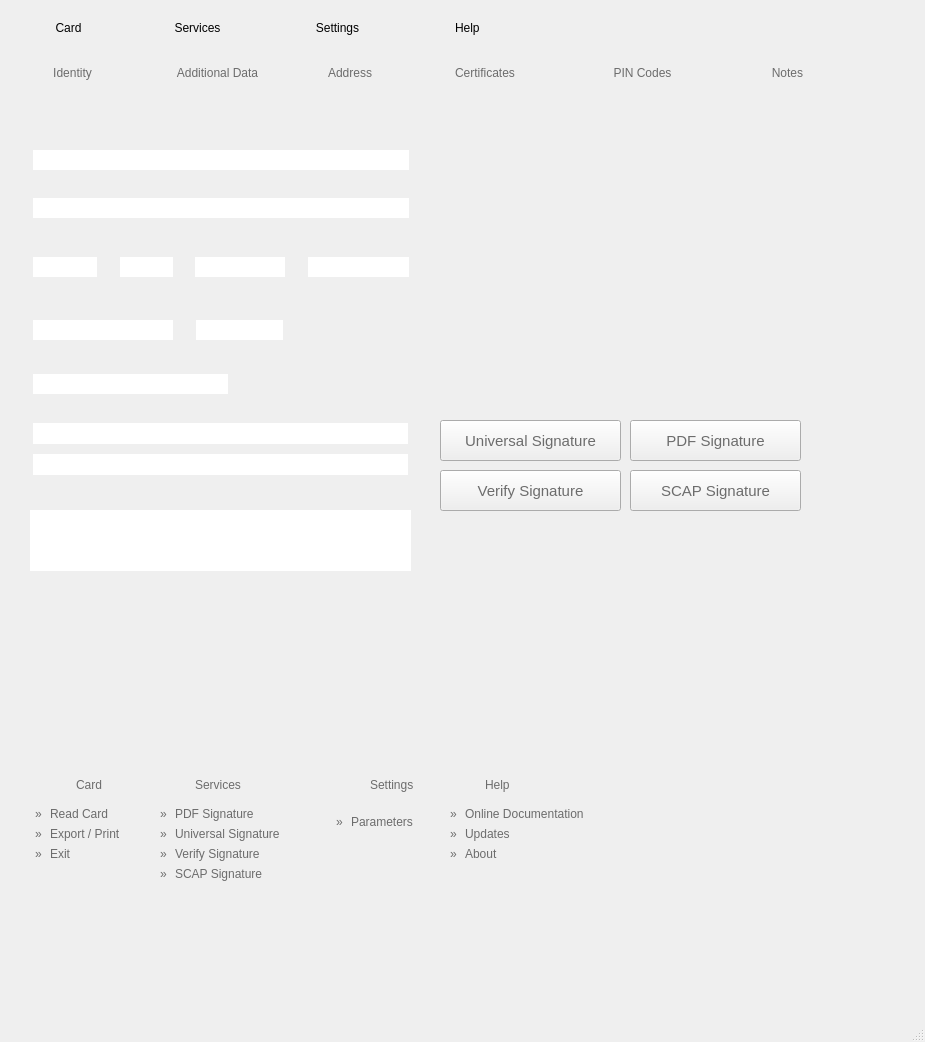
First picture: the form in pteid-mw-pt/_src/eidmw/eidgui/mainwnd.ui, repository amagovpt/autenticacao.gov, before the edit.
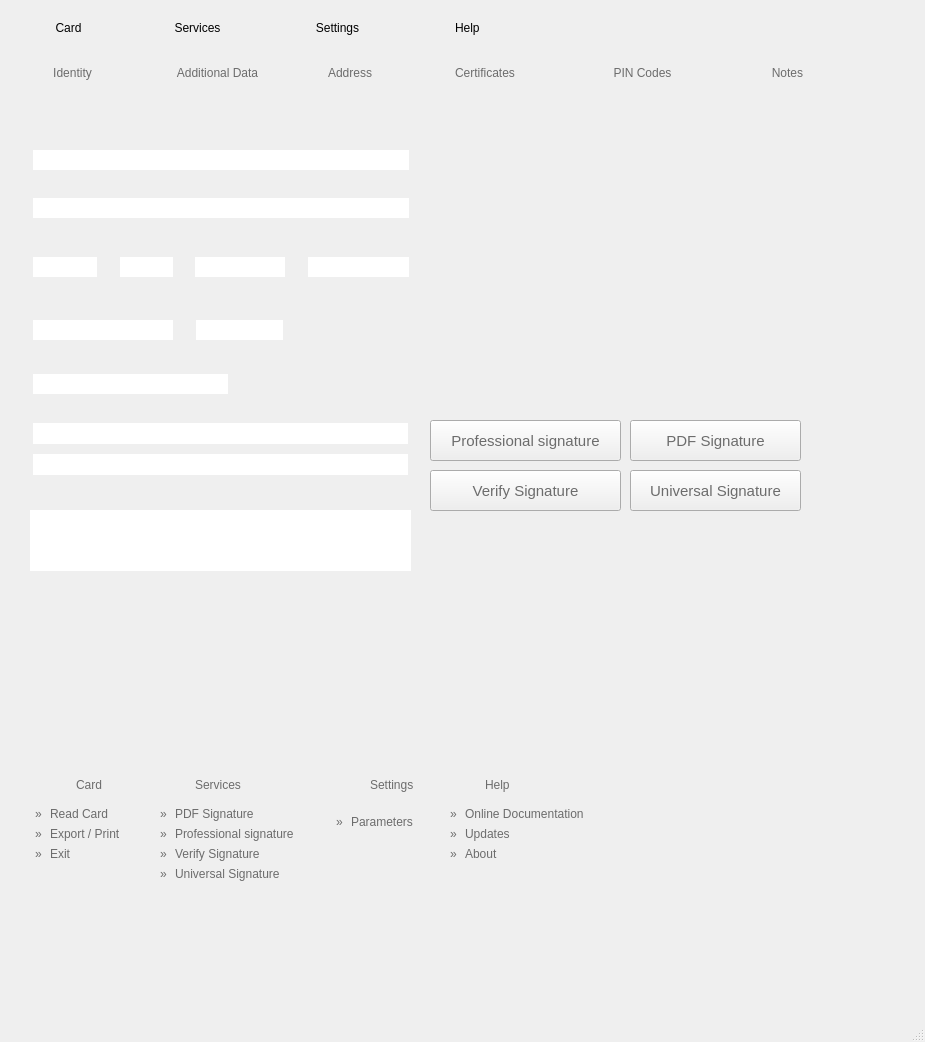
Second picture: the form after the edit. Icons and pictures are not drawn.

Patch:
```diff
--- a/pteid-mw-pt/_src/eidmw/eidgui/mainwnd.ui
+++ b/pteid-mw-pt/_src/eidmw/eidgui/mainwnd.ui
@@ -381,9 +381,9 @@
        <widget class="QPushButton" name="btnShortcut_UnivSign">
         <property name="geometry">
          <rect>
-          <x>430</x>
-          <y>310</y>
-          <width>181</width>
+          <x>620</x>
+          <y>360</y>
+          <width>171</width>
           <height>41</height>
          </rect>
         </property>
@@ -407,9 +407,9 @@
        <widget class="QPushButton" name="btnShortcut_VerifSign">
         <property name="geometry">
          <rect>
-          <x>430</x>
+          <x>420</x>
           <y>360</y>
-          <width>181</width>
+          <width>191</width>
           <height>41</height>
          </rect>
         </property>
@@ -449,9 +449,9 @@
        <widget class="QPushButton" name="btnShortcut_SCAPSign">
         <property name="geometry">
          <rect>
-          <x>620</x>
-          <y>360</y>
-          <width>171</width>
+          <x>420</x>
+          <y>310</y>
+          <width>191</width>
           <height>41</height>
          </rect>
         </property>
@@ -463,7 +463,7 @@
          </string>
         </property>
         <property name="text">
-         <string>SCAP Signature</string>
+         <string>Professional signature</string>
         </property>
         <property name="checkable">
          <bool>false</bool>
@@ -2101,10 +2101,13 @@
      <rect>
       <x>150</x>
       <y>760</y>
-      <width>151</width>
+      <width>221</width>
       <height>131</height>
      </rect>
     </property>
+    <property name="autoFillBackground">
+     <bool>false</bool>
+    </property>
     <property name="styleSheet">
      <string notr="true">background-image: url(:/images/Images/submenu_backgrounds/bg_selected_menu_tools.png);</string>
     </property>
@@ -2149,7 +2152,7 @@
      <property name="geometry">
       <rect>
        <x>25</x>
-       <y>65</y>
+       <y>105</y>
        <width>131</width>
        <height>17</height>
       </rect>
@@ -2215,8 +2218,8 @@
      <property name="geometry">
       <rect>
        <x>25</x>
-       <y>105</y>
-       <width>131</width>
+       <y>65</y>
+       <width>148</width>
        <height>17</height>
       </rect>
      </property>
@@ -2231,7 +2234,7 @@
       </string>
      </property>
      <property name="text">
-      <string>SCAP Signature</string>
+      <string>Professional signature</string>
      </property>
     </widget>
     <widget class="QLabel" name="lbl_menuCard_Read_8">
```
Left out of the diff: 2 changed lines with no effect on the pictures.
